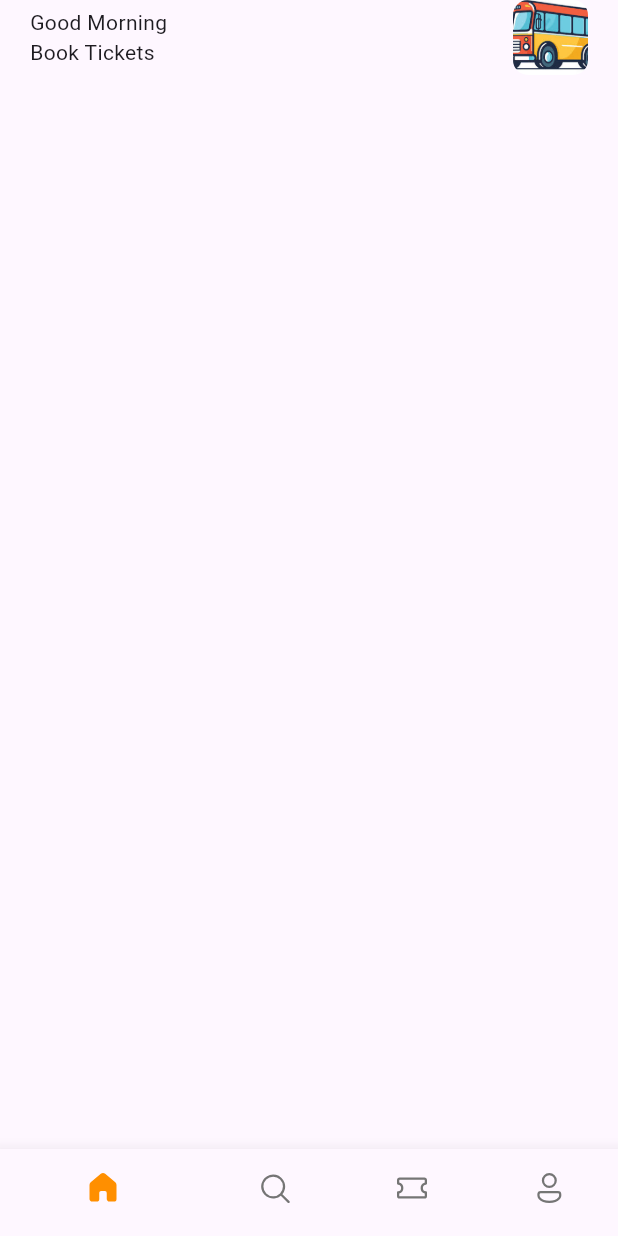
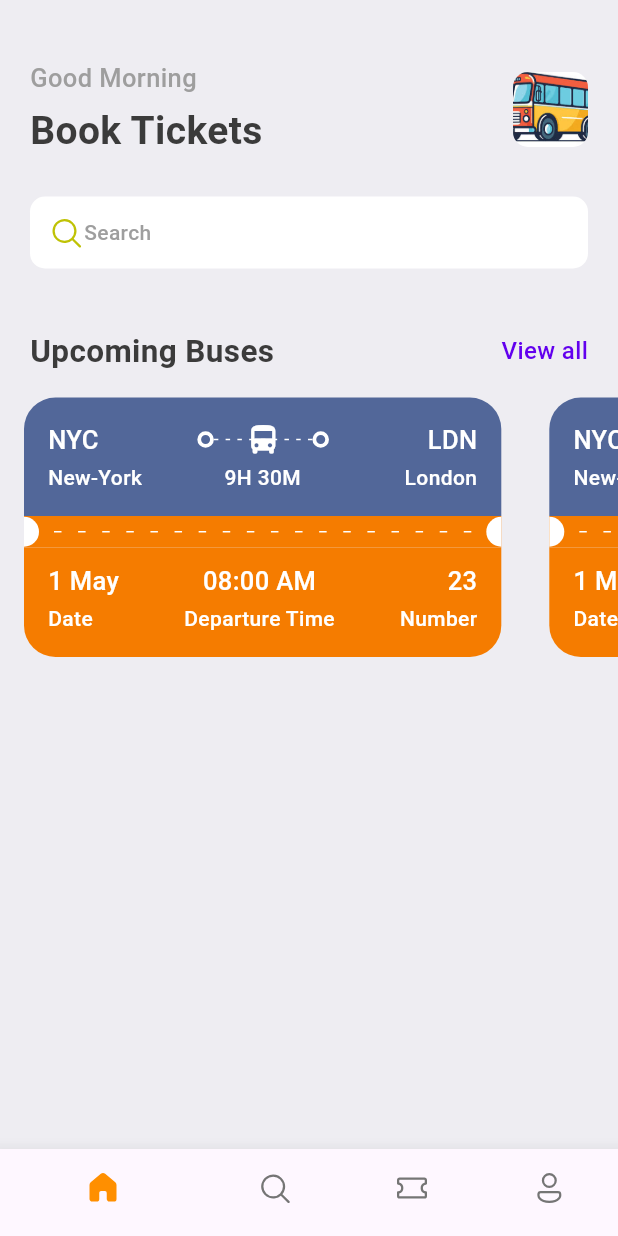
Before and after one commit to Nabh0503/BookTickets, a Flutter app: the screen it shows after launch, on a phone screen of 412 x 824 dp. Run offline on Flutter 3.47's test engine with Material 3 defaults, Android fonts, the phone set to English and light mode, and no system bars; our stand-ins replace fluentui_icons, gap.

Commit message:
Tickets Complete

```diff
--- a/lib/main.dart
+++ b/lib/main.dart
@@ -1,4 +1,5 @@
 import 'package:bookingtickets/screens/bottom_bar.dart';
+import 'package:bookingtickets/utils/app_styles.dart';
 import 'package:flutter/material.dart';
 
 void main() {
@@ -16,7 +17,7 @@ class MyApp extends StatelessWidget {
       title: 'Flutter Demo',
       theme: ThemeData(
 
-        colorScheme: ColorScheme.fromSeed(seedColor: Colors.deepPurple),
+        primaryColor: primary,
         useMaterial3: true,
       ),
       home: const BottomBar(),
--- a/lib/screens/home_screen.dart
+++ b/lib/screens/home_screen.dart
@@ -1,5 +1,8 @@
-import 'package:flutter/cupertino.dart';
+import 'package:bookingtickets/screens/tickets_view.dart';
+import 'package:bookingtickets/utils/app_styles.dart';
+import 'package:fluentui_icons/fluentui_icons.dart';
 import 'package:flutter/material.dart';
+import 'package:gap/gap.dart';
 
 class HomeScreen extends StatelessWidget {
   const HomeScreen({super.key});
@@ -7,24 +10,26 @@ class HomeScreen extends StatelessWidget {
   @override
   Widget build(BuildContext context) {
     return Scaffold(
-      backgroundColor: Color(0xF8F8FF),
+      backgroundColor: Styles.bgColor,
       body: ListView(
         children:[
           Container(
             padding: const EdgeInsets.symmetric(horizontal:20),
             child: Column(
               children:[
+                const Gap(40),
                 Row(
                   mainAxisAlignment: MainAxisAlignment.spaceBetween,
                   children:[
-                    const Column(
+                     Column(
                       crossAxisAlignment: CrossAxisAlignment.start,
                       children: [
                         Text(
-                          "Good Morning"
+                          "Good Morning",style: Styles.headLineStyle3,
                         ),
+                        const Gap(5),
                         Text(
-                          "Book Tickets"
+                          "Book Tickets",style: Styles.headLineStyle1,
                         ),
                       ],
                     ),
@@ -40,9 +45,48 @@ class HomeScreen extends StatelessWidget {
                       ),
                     )
                   ]
+                ),
+                const Gap(25),
+                Container(
+                  decoration: BoxDecoration(
+                    color: Colors.white,
+                    borderRadius: BorderRadius.circular(10),
+                  ),
+                  padding: const EdgeInsets.symmetric(horizontal: 12,vertical: 12),
+                  child: Row(
+                    children: [
+                      const Icon(FluentSystemIcons.ic_fluent_search_regular, color:Color(0xFFBFC205)),
+                      Text(
+                          "Search",
+                        style: Styles.headLineStyle4,
+                      ),
+                    ]
+                  ),
+                ),
+                const Gap(40),
+                Row(
+                  mainAxisAlignment: MainAxisAlignment.spaceBetween,
+                  children:[
+                    Text("Upcoming Buses",style: Styles.headLineStyle2,),
+                    InkWell(
+                      onTap: () {
+                        print("You are Tapped");
+                      },
+                        child: Text("View all",style:Styles.textStyle.copyWith(color: Styles.primaryColor),))
+                  ]
                 )
               ]
             ),
+          ),
+          const SingleChildScrollView(
+            scrollDirection:Axis.horizontal,
+            padding: EdgeInsets.only(right: 20),
+            child: Row(
+              children:[
+                TicketView(),
+                TicketView(),
+              ]
+            )
           )
         ]
       ),
--- /dev/null
+++ b/lib/screens/tickets_view.dart
@@ -0,0 +1,187 @@
+import 'package:bookingtickets/utils/app_layout.dart';
+import 'package:bookingtickets/utils/app_styles.dart';
+import 'package:bookingtickets/widgets/thick_container.dart';
+import 'package:flutter/material.dart';
+import 'package:gap/gap.dart';
+
+class TicketView extends StatelessWidget {
+  const TicketView({super.key});
+
+  @override
+  Widget build(BuildContext context) {
+    final size = AppLayout.getSize(context);
+    return SizedBox(
+      width: size.width*0.85,
+      height: 200,
+      child: Container(
+        margin: const EdgeInsets.only(left:16,right: 16,top: 16),
+        child: Column(
+          children: [
+            //showing the blue card of the ticket
+            Container(
+              decoration: const BoxDecoration(
+                color: Color(0xFF526799),
+                borderRadius: BorderRadius.only(topLeft: Radius.circular(21),
+                    topRight: Radius.circular(21)),
+              ),
+              padding: const EdgeInsets.all(16),
+              child: Column(
+                children: [
+                  Row(
+                    children: [
+                      Text("NYC",style: Styles.headLineStyle3.copyWith(color: Colors.white),),
+
+                      Expanded(child: Container()),
+
+                      const ThickContainer(),
+
+                      Expanded(child: Stack(
+                        children: [
+                          SizedBox(
+                          height: 24,
+                          child: LayoutBuilder(
+                            builder: (BuildContext context, BoxConstraints constraints) {
+                              return Flex(
+                                direction:Axis.horizontal,
+                                mainAxisAlignment: MainAxisAlignment.spaceBetween,
+                                mainAxisSize: MainAxisSize.max,
+                                children: List.generate((constraints.constrainWidth()/7).floor(), (index) => const SizedBox(
+                                  width:3,height: 1,child: DecoratedBox(decoration: BoxDecoration(color: Colors.white),
+                                ),),
+                                )
+                              );
+                            },
+                          )
+                        ),
+                          const Center(child: Icon(Icons.directions_bus,color: Colors.white,)),
+                        ],
+                      )),
+
+                      const ThickContainer(),
+                      Expanded(child: Container()),
+
+                      Text("LDN",style: Styles.headLineStyle3.copyWith(color: Colors.white),)
+                    ],
+                  ),
+                  const Gap(3),
+                  Row(
+                    mainAxisAlignment: MainAxisAlignment.spaceBetween,
+                    children:[
+                      SizedBox(
+                        width: 100,child: Text('New-York',style:Styles.headLineStyle4.copyWith(color: Colors.white),)
+                      ),
+                      Center(child: Text("9H 30M",style:Styles.headLineStyle4.copyWith(color: Colors.white),)),
+                      SizedBox(
+                          width: 100,child: Text('London',textAlign: TextAlign.end,style:Styles.headLineStyle4.copyWith(color: Colors.white),)
+                      ),
+                    ]
+                  )
+                ],
+              )
+            ),
+            //showing the orange card of the ticket
+            Container(
+              color: Styles.orangeColor,
+              child: Row(
+                children: [
+                  const SizedBox(
+                    height: 20,width: 10,
+                    child: DecoratedBox(
+                      decoration:BoxDecoration(
+                        color: Colors.white,
+                        borderRadius: BorderRadius.only(
+                          topRight: Radius.circular(10),
+                          bottomRight: Radius.circular(10)
+                        )
+                      )
+                    ),
+                  ),
+                  Expanded(child: Padding(
+                    padding: const EdgeInsets.all(10.0),
+                    child: LayoutBuilder(
+                      builder: (BuildContext context, BoxConstraints constraints) {
+                        return Flex(
+                          direction: Axis.horizontal,
+                          mainAxisAlignment: MainAxisAlignment.spaceBetween,
+                          mainAxisSize: MainAxisSize.max,
+                          children: List.generate((constraints.constrainWidth()/15).floor(), (index) => const SizedBox(
+                            width:5,height: 1,
+                            child: DecoratedBox(
+                              decoration: BoxDecoration(
+                                  color: Colors.white
+                              ),
+                            ),
+                          )),
+                        );
+                      },
+                    ),
+                  )),
+                  const SizedBox(
+                    height: 20,width: 10,
+                    child: DecoratedBox(
+                        decoration:BoxDecoration(
+                            color: Colors.white,
+                            borderRadius: BorderRadius.only(
+                                topLeft: Radius.circular(10),
+                                bottomLeft: Radius.circular(10)
+                            )
+                        )
+                    ),
+                  )
+                ]
+              ),
+            ),
+            //showing the bottom orange card of the ticket
+            Container(
+              decoration: BoxDecoration(
+                color: Styles.orangeColor,
+                borderRadius: const BorderRadius.only(bottomLeft: Radius.circular(21),
+                    bottomRight: Radius.circular(21))
+              ),
+                padding:  const EdgeInsets.only(left: 16,right: 16,top: 10,bottom: 16),
+              child: Column(
+                crossAxisAlignment: CrossAxisAlignment.start,
+                children: [
+                  Row(
+                    mainAxisAlignment: MainAxisAlignment.spaceBetween,
+                    children:[
+                      Column(
+                        crossAxisAlignment: CrossAxisAlignment.start,
+                        children: [
+                          Text("1 May",
+                          style: Styles.headLineStyle3.copyWith(color: Colors.white),),
+                          const Gap(3),
+                          Text("Date",
+                          style: Styles.headLineStyle4.copyWith(color: Colors.white),)
+                        ],
+                      ),Column(
+                        crossAxisAlignment: CrossAxisAlignment.center,
+                        children: [
+                          Text("08:00 AM",
+                            style: Styles.headLineStyle3.copyWith(color: Colors.white),),
+                          const Gap(3),
+                          Text("Departure Time",
+                            style: Styles.headLineStyle4.copyWith(color: Colors.white),)
+                        ],
+                      ),
+                      Column(
+                        crossAxisAlignment: CrossAxisAlignment.end,
+                        children: [
+                          Text("23",
+                            style: Styles.headLineStyle3.copyWith(color: Colors.white),),
+                          const Gap(3),
+                          Text("Number",
+                            style: Styles.headLineStyle4.copyWith(color: Colors.white),)
+                        ],
+                      ),
+                    ]
+                  )
+                ],
+              ),
+              )
+          ],
+        ),
+      ),
+    );
+  }
+}
--- /dev/null
+++ b/lib/utils/app_layout.dart
@@ -0,0 +1,7 @@
+import 'package:flutter/cupertino.dart';
+
+class AppLayout{
+  static getSize(BuildContext context){
+    return MediaQuery.of(context).size;
+  }
+}
--- /dev/null
+++ b/lib/utils/app_styles.dart
@@ -0,0 +1,15 @@
+import 'package:flutter/material.dart';
+
+Color primary = const Color(0xFF6200EE);
+
+class Styles{
+  static Color primaryColor =primary;
+  static Color textColor = const Color(0xFF3b3b3b);
+  static Color bgColor = const Color(0xFFeeedf2);
+  static Color orangeColor = const Color(0xFFf57c00);
+  static TextStyle textStyle= TextStyle(fontSize: 16, color: textColor,fontWeight: FontWeight.w500);
+  static TextStyle headLineStyle1= TextStyle(fontSize: 26, color: textColor,fontWeight: FontWeight.bold);
+  static TextStyle headLineStyle2= TextStyle(fontSize: 21, color: textColor,fontWeight: FontWeight.bold);
+  static TextStyle headLineStyle3= TextStyle(fontSize: 17, color: Colors.grey.shade500,fontWeight:FontWeight.w500);
+  static TextStyle headLineStyle4= TextStyle(fontSize: 14, color: Colors.grey.shade500,fontWeight: FontWeight.w500);
+}
--- /dev/null
+++ b/lib/widgets/thick_container.dart
@@ -0,0 +1,16 @@
+import 'package:flutter/material.dart';
+
+class ThickContainer extends StatelessWidget {
+  const ThickContainer({super.key});
+
+  @override
+  Widget build(BuildContext context) {
+    return Container(
+      padding: const EdgeInsets.all(3.0),
+      decoration: BoxDecoration(
+        borderRadius: BorderRadius.circular(20),
+        border: Border.all(width: 2.5,color: Colors.white)
+      )
+    );
+  }
+}
--- a/pubspec.yaml
+++ b/pubspec.yaml
@@ -36,6 +36,7 @@ dependencies:
   # Use with the CupertinoIcons class for iOS style icons.
   cupertino_icons: ^1.0.6
   fluentui_icons: ^1.0.0
+  gap: ^3.0.1
 
 dev_dependencies:
   flutter_test:
```
Also changed, not shown: pubspec.lock.
